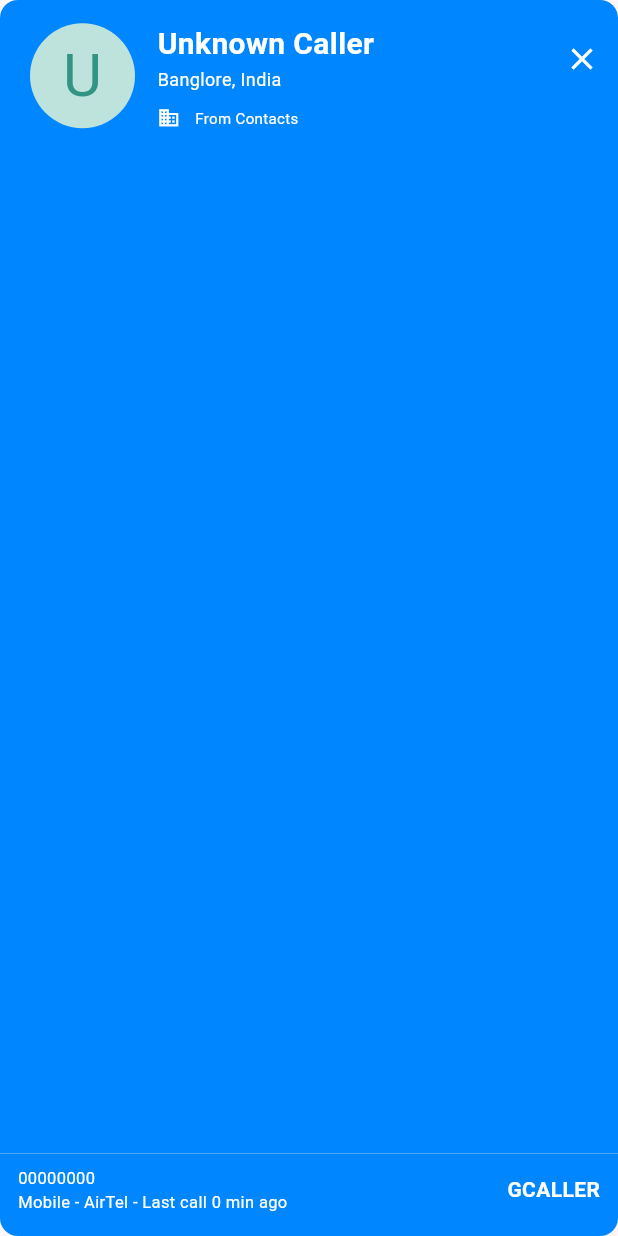
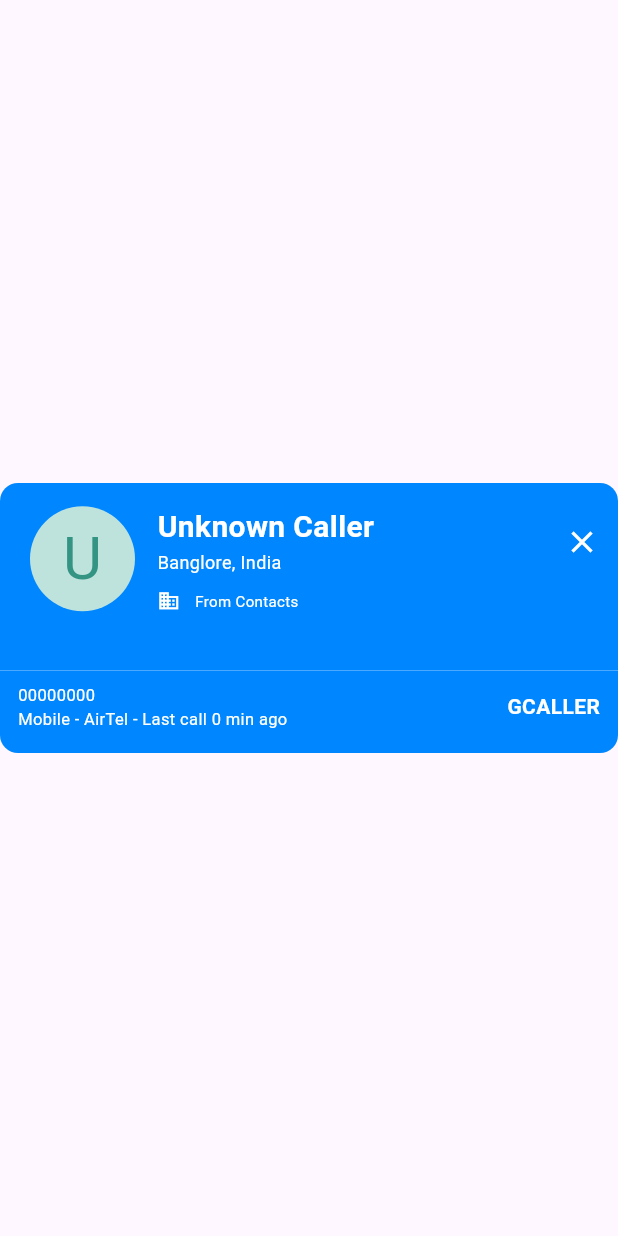
Before and after one commit to Ronakkkkk/G-Caller, a Flutter app: the TrueCallerOverlay widget shown alone on an empty page, opened directly, on a phone screen of 412 x 824 dp. Run offline on Flutter 3.47's test engine with Material 3 defaults, Android fonts, the light colour scheme and no system bars; our stand-ins replace cloud_firestore, firebase_auth, firebase_core, flutter_contacts, flutter_dotenv, google_sign_in and 2 more; missing offline and left inert: call_log, flutter_overlay_window, neopop, phone_number, phone_state; accounts and stored records are empty; generated files the repository leaves out were written again; Roboto replaces fonts that are missing (Montserrat).

Commit message:
okto_sdk_migration

```diff
--- a/lib/widgets/overlay.dart
+++ b/lib/widgets/overlay.dart
@@ -64,6 +64,7 @@ class _TrueCallerOverlayState extends State<TrueCallerOverlay> {
         child: Container(
           padding: const EdgeInsets.symmetric(vertical: 15.0),
           width: double.infinity,
+          height: 180,
           decoration: BoxDecoration(
             color: isRedOverlay
                 ? const Color(0xffFF4130)
```
